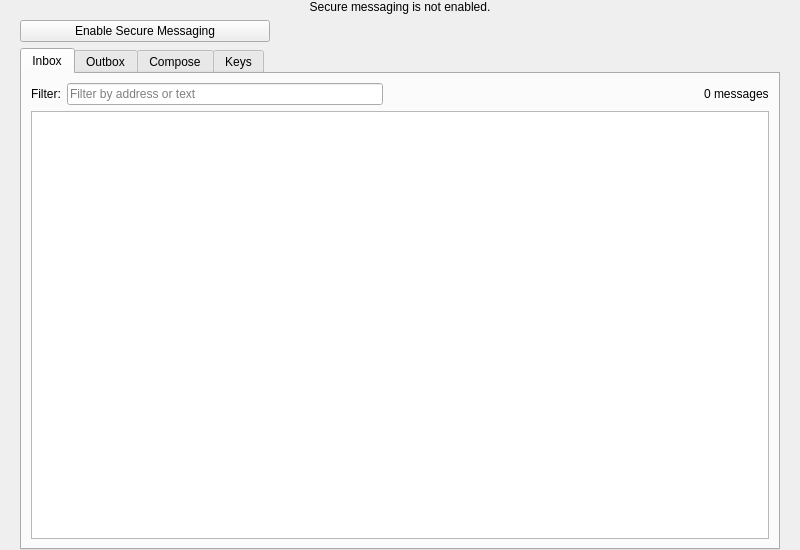
Qt form src/qt/forms/messagingpage.ui (OmegaBlockchain/omegacoin) before a commit.
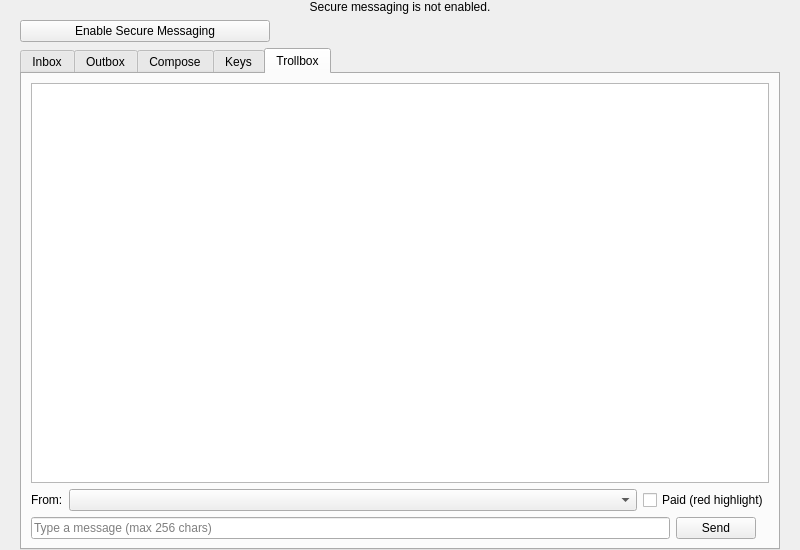
The same form after that commit. The open tabs and pages were chosen to show the change.

Diff of the .ui file:
```diff
--- a/src/qt/forms/messagingpage.ui
+++ b/src/qt/forms/messagingpage.ui
@@ -407,6 +407,80 @@
        </item>
       </layout>
      </widget>
+     <!-- Tab 4: Trollbox -->
+     <widget class="QWidget" name="tabTrollbox">
+      <attribute name="title">
+       <string>Trollbox</string>
+      </attribute>
+      <layout class="QVBoxLayout" name="trollboxLayout">
+       <item>
+        <widget class="QTextBrowser" name="trollboxChat">
+         <property name="readOnly">
+          <bool>true</bool>
+         </property>
+         <property name="openExternalLinks">
+          <bool>false</bool>
+         </property>
+        </widget>
+       </item>
+       <item>
+        <layout class="QHBoxLayout" name="trollboxFromLayout">
+         <item>
+          <widget class="QLabel" name="trollboxFromLabel">
+           <property name="text">
+            <string>From:</string>
+           </property>
+          </widget>
+         </item>
+         <item>
+          <widget class="QComboBox" name="trollboxFromCombo">
+           <property name="sizePolicy">
+            <sizepolicy hsizetype="Expanding" vsizetype="Fixed">
+             <horstretch>0</horstretch>
+             <verstretch>0</verstretch>
+            </sizepolicy>
+           </property>
+          </widget>
+         </item>
+         <item>
+          <widget class="QCheckBox" name="trollboxPaidCheckBox">
+           <property name="text">
+            <string>Paid (red highlight)</string>
+           </property>
+          </widget>
+         </item>
+        </layout>
+       </item>
+       <item>
+        <layout class="QHBoxLayout" name="trollboxSendLayout">
+         <item>
+          <widget class="QLineEdit" name="trollboxInput">
+           <property name="placeholderText">
+            <string>Type a message (max 256 chars)</string>
+           </property>
+           <property name="maxLength">
+            <number>256</number>
+           </property>
+          </widget>
+         </item>
+         <item>
+          <widget class="QPushButton" name="trollboxSendButton">
+           <property name="text">
+            <string>Send</string>
+           </property>
+          </widget>
+         </item>
+         <item>
+          <widget class="QLabel" name="trollboxCooldownLabel">
+           <property name="text">
+            <string notr="true"></string>
+           </property>
+          </widget>
+         </item>
+        </layout>
+       </item>
+      </layout>
+     </widget>
     </widget>
    </item>
   </layout>
```
